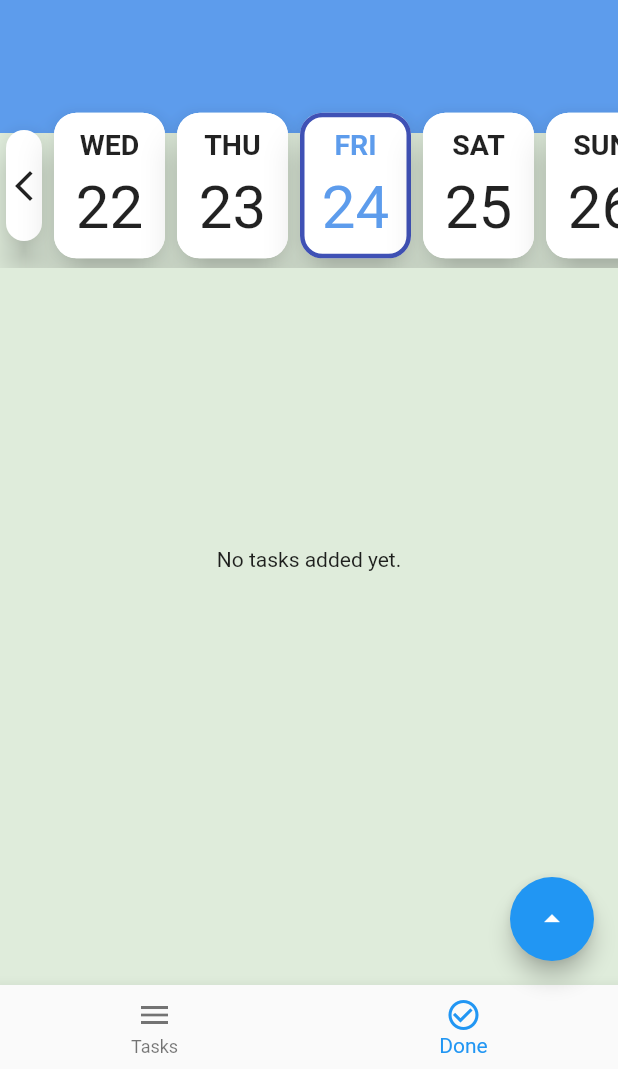
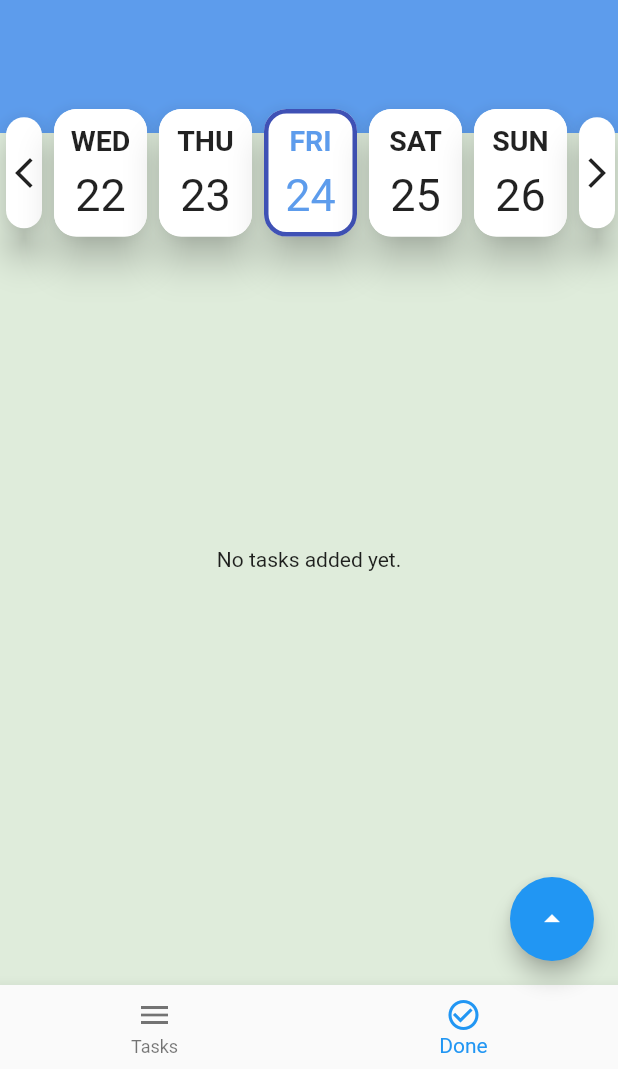
Before and after one commit to AhmedYasserabdelraziq/Todo-App, a Flutter app: the screen it shows after launch, item 2 of the bottom bar chosen, on a phone screen of 412 x 824 dp, the part 167-1236 px from its top. Run offline on Flutter 3.47's test engine with Material 2 defaults, Android fonts, the phone set to English and light mode, and no system bars; our stand-ins replace get_it, sqflite; accounts and stored records are empty.

Commit message:
fixed some feature

```diff
--- a/lib/screens/view/done_screen.dart
+++ b/lib/screens/view/done_screen.dart
@@ -28,9 +28,37 @@ class DoneScreen extends StatelessWidget {
                             viewModel.todosDone.length,
                             (index) => Padding(
                               padding: const EdgeInsets.only(bottom: 8.0),
-                              child: BuildCard(
-                                todos: viewModel.todosDone[index],
-                                viewModel: viewModel,
+                              child: Dismissible(
+                                onDismissed: (_) async {
+                                  await viewModel
+                                      .deleteData(viewModel.todosDone[index]);
+                                  viewModel.todosDone.removeAt(index);
+                                },
+                                direction: DismissDirection.startToEnd,
+                                background: Stack(
+                                  children: [
+                                    Container(
+                                      height: double.infinity,
+                                      decoration: BoxDecoration(
+                                        color: Colors.red,
+                                        borderRadius: BorderRadius.circular(15),
+                                      ),
+                                    ),
+                                    const Positioned(
+                                      top: 45,
+                                      child: Icon(
+                                        Icons.delete,
+                                        color: Colors.white,
+                                        size: 50,
+                                      ),
+                                    ),
+                                  ],
+                                ),
+                                key: ValueKey(viewModel.todosDone[index]),
+                                child: BuildCard(
+                                  todos: viewModel.todosDone[index],
+                                  viewModel: viewModel,
+                                ),
                               ),
                             ),
                           ),
--- a/lib/screens/view/home_page.dart
+++ b/lib/screens/view/home_page.dart
@@ -66,9 +66,6 @@ class _HomeViewState extends State<HomeView> {
               ),
               Positioned(
                 top: 180,
-                child: SizedBox(
-                  height: 110,
-                  width: size.width,
                 child: SingleChildScrollView(
                   scrollDirection: Axis.horizontal,
                   child: Row(children: [
@@ -111,7 +108,6 @@ class _HomeViewState extends State<HomeView> {
                       viewModel.refresh();
                     }),
                   ]),
-                  ),
                 ),
               ),
             ],
--- a/lib/screens/view_model/tasks_view_model.dart
+++ b/lib/screens/view_model/tasks_view_model.dart
@@ -125,7 +125,7 @@ class TasksViewModel extends BaseViewModel {
     print('updated');
   }
 
-  void deleteData(TodoModel todo) async {
+  Future deleteData(TodoModel todo) async {
     await localServices.deleteTodo(todo);
     getAllData(daytime);
     notifyListeners();
--- a/lib/screens/widget/day_card.dart
+++ b/lib/screens/widget/day_card.dart
@@ -17,7 +17,7 @@ class DayCard extends StatelessWidget {
   @override
   Widget build(BuildContext context) {
     return SizedBox(
-      width: 82,
+      width: 70,
       child: Card(
         shape: RoundedRectangleBorder(
           borderRadius: BorderRadius.circular(15),
@@ -46,13 +46,15 @@ class DayCard extends StatelessWidget {
               const SizedBox(
                 height: 8,
               ),
-              Text(
-                '${dayToShow.day}',
-                style: TextStyle(
-                  fontSize: 40,
-                  color: dayToShow.day == DateTime.now().day
-                      ? color
-                      : Colors.black87,
+              FittedBox(
+                child: Text(
+                  '${dayToShow.day}',
+                  style: TextStyle(
+                    fontSize: 30,
+                    color: dayToShow.day == DateTime.now().day
+                        ? color
+                        : Colors.black87,
+                  ),
                 ),
               ),
             ],
--- a/lib/screens/widget/task_card.dart
+++ b/lib/screens/widget/task_card.dart
@@ -120,6 +120,7 @@ class BuildCard extends StatelessWidget {
                               tasksDone: viewModel.tasksState,
                             ),
                           );
+                          print(viewModel.tasksState);
                         },
                         child: const Icon(Icons.check),
                       ),
--- a/lib/services/local_services.dart
+++ b/lib/services/local_services.dart
@@ -73,8 +73,8 @@ class LocalServices {
     final db = await database;
     final List<Map<String, dynamic>> maps = await db.query(
       'TODOS',
-      where: 'daytime=?',
-      whereArgs: [dayTime],
+      where: 'daytime=? AND doneTasks = ?',
+      whereArgs: [dayTime,'notDone'],
     );
     return List.generate(maps.length, (i) => TodoModel.fromMap(maps[i]));
   }
```
Also changed, not shown: lib/screens/view/tasks_screen.dart (+12 -7 lines). Lines whose indentation alone changed are shown as unchanged.
